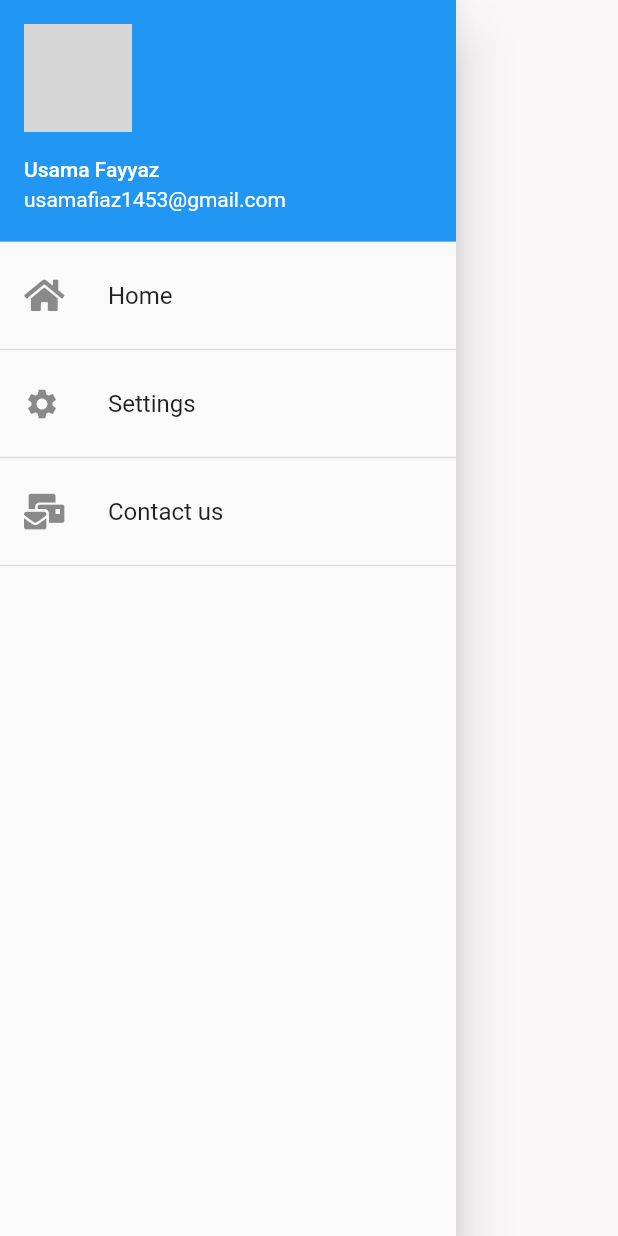
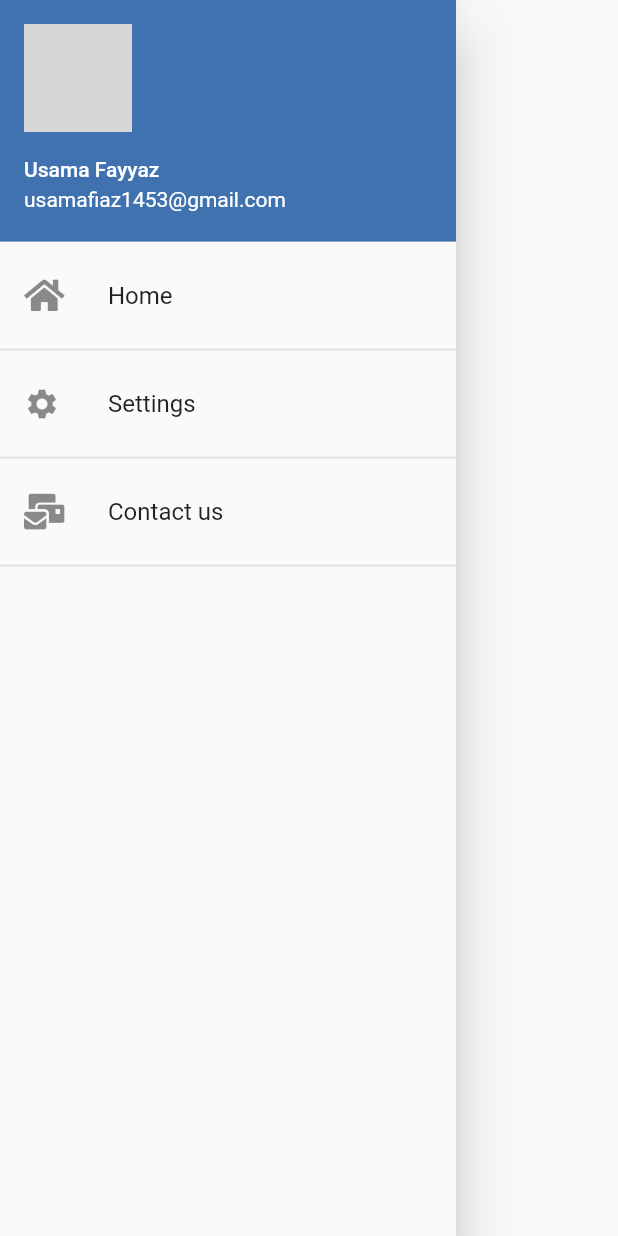
Before and after one commit to usamaTheFirst/bus_app, a Flutter app: the DrawerWidget widget shown alone on an empty page, opened directly, on a phone screen of 412 x 824 dp. Run offline on Flutter 3.47's test engine with Material 2 defaults, Android fonts, the phone set to English and light mode, and no system bars; our stand-ins replace flutter_svg, font_awesome_flutter, intl_phone_number_input; missing offline and left inert: dart:ffi; network calls fail; grey boxes are pictures that could not be loaded.

Commit message:
changed drawer color

```diff
--- a/lib/widgets/drawer_widget.dart
+++ b/lib/widgets/drawer_widget.dart
@@ -1,3 +1,4 @@
+import 'package:bus_ticket_app/constants/constants.dart';
 import 'package:flutter/material.dart';
 import 'package:font_awesome_flutter/font_awesome_flutter.dart';
 import 'package:url_launcher/url_launcher.dart';
@@ -12,6 +13,9 @@ class DrawerWidget extends StatelessWidget {
         child: Column(
           children: [
             const UserAccountsDrawerHeader(
+              decoration: BoxDecoration(
+                color: kPrimaryColor,
+              ),
               accountName: Text('Usama Fayyaz'),
               accountEmail: Text('usamafiaz1453@gmail.com'),
               currentAccountPicture: CircleAvatar(
```
